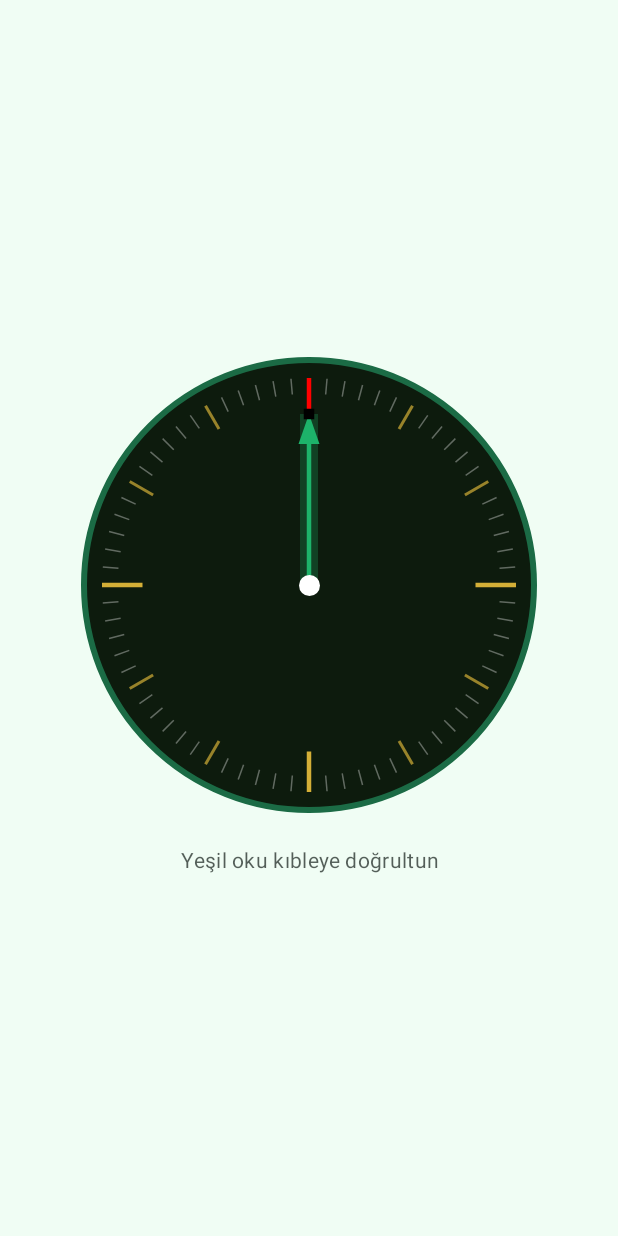
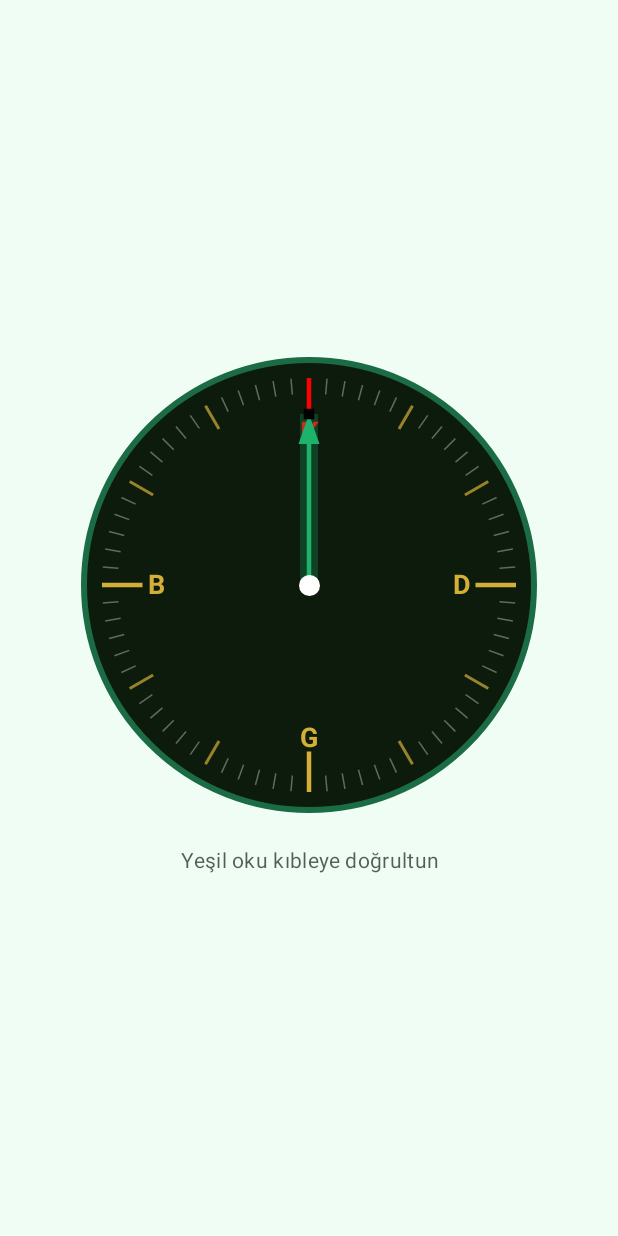
Before and after one commit to hakanerbasss/hakanerbasss.github.io, an Android app built with Jetpack Compose: the composable QiblaContent shown on its own in the app's theme, on a phone screen of 412 x 824 dp. Run offline under Robolectric (Android 15) with nearby library versions, the phone set to English and light mode, and no system bars; 5 statements that could not run were skipped.

Commit message:
Fix nativeCanvas: replace with Compose drawText + TextMeasurer
Eliminates all nativeCanvas/drawIntoCanvas usage from QiblaScreen.
Cardinal labels (K/D/G/B) now use rememberTextMeasurer + drawText
extension on DrawScope, which works across all Compose versions.

Co-Authored-By: Claude Sonnet 4.6 <noreply@anthropic.com>
Claude-Session: https://claude.ai/code/session_01VMRY5koTzhovSUMLstENuA

```diff
--- a/namaz-vakitleri/app/src/main/java/com/wizaicorp/namazvakitleri/ui/screens/QiblaScreen.kt
+++ b/namaz-vakitleri/app/src/main/java/com/wizaicorp/namazvakitleri/ui/screens/QiblaScreen.kt
@@ -31,7 +31,10 @@ import androidx.compose.ui.graphics.Color
 import androidx.compose.ui.graphics.Path
 import androidx.compose.ui.graphics.drawscope.Stroke
 import androidx.compose.ui.platform.LocalContext
+import androidx.compose.ui.text.TextStyle
+import androidx.compose.ui.text.drawText
 import androidx.compose.ui.text.font.FontWeight
+import androidx.compose.ui.text.rememberTextMeasurer
 import androidx.compose.ui.text.style.TextAlign
 import androidx.compose.ui.unit.dp
 import androidx.compose.ui.unit.sp
@@ -142,6 +145,8 @@ fun QiblaContent(modifier: Modifier = Modifier) {
         }
     }
 
+    val textMeasurer = rememberTextMeasurer()
+
     Column(
         modifier = modifier
             .fillMaxSize()
@@ -209,23 +214,18 @@ fun QiblaContent(modifier: Modifier = Modifier) {
                     )
                 }
 
-                // Cardinal direction labels: K=North(Red), D=East, G=South, B=West (Gold)
-                val nativeCanvas = drawContext.canvas.nativeCanvas
-                val textPaint = android.graphics.Paint().apply {
-                    textSize  = radius * 0.18f
-                    textAlign = android.graphics.Paint.Align.CENTER
-                    typeface  = android.graphics.Typeface.DEFAULT_BOLD
-                    isAntiAlias = true
-                }
+                // Cardinal direction labels using Compose drawText (no nativeCanvas)
+                val northStyle = TextStyle(color = Color.Red, fontSize = 20.sp, fontWeight = FontWeight.Bold)
+                val cardinalStyle = TextStyle(color = Color(0xFFD4AF37), fontSize = 18.sp, fontWeight = FontWeight.Bold)
                 val cardinalLabels = listOf("K" to 0, "D" to 18, "G" to 36, "B" to 54)
                 for ((label, tick) in cardinalLabels) {
                     val angleRad = Math.toRadians((tick * 5.0) - 90.0)
                     val labelR   = radius * 0.68f
-                    val x = cx + labelR * cos(angleRad).toFloat()
-                    val y = cy + labelR * sin(angleRad).toFloat() + textPaint.textSize / 3f
-                    textPaint.color = if (label == "K") android.graphics.Color.RED
-                                      else android.graphics.Color.parseColor("#FFD4AF37")
-                    nativeCanvas.drawText(label, x, y, textPaint)
+                    val style    = if (label == "K") northStyle else cardinalStyle
+                    val measured = textMeasurer.measure(label, style)
+                    val x = cx + labelR * cos(angleRad).toFloat() - measured.size.width / 2f
+                    val y = cy + labelR * sin(angleRad).toFloat() - measured.size.height / 2f
+                    drawText(measured, topLeft = Offset(x, y))
                 }
             }
 
```
